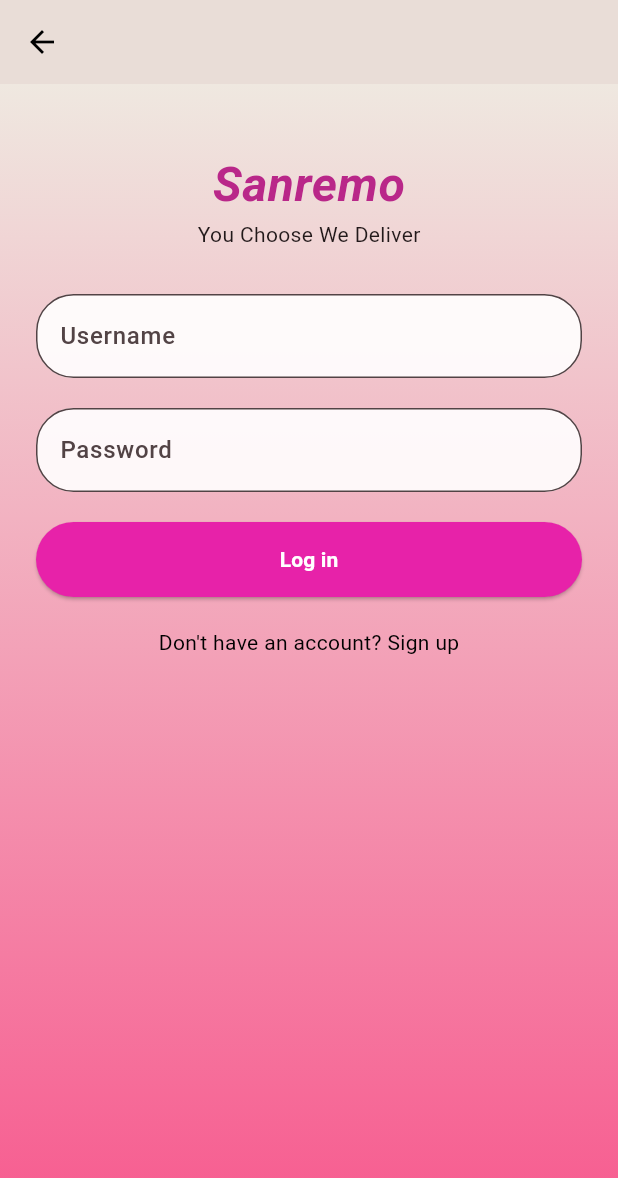
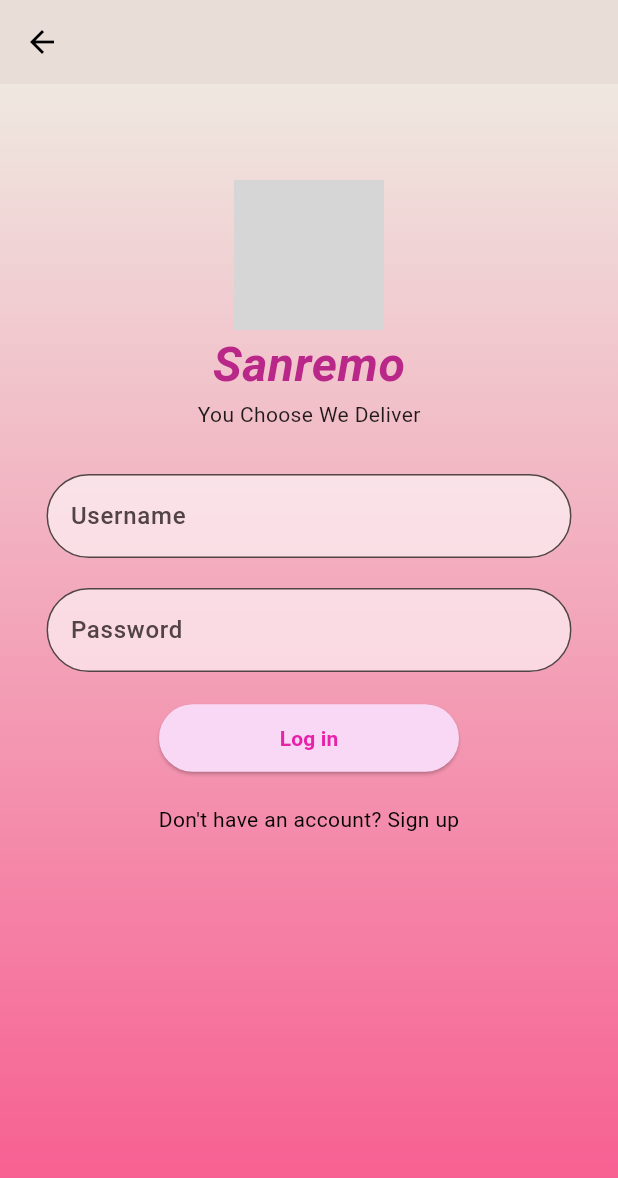
Before and after one commit to alishbah1589/food_delivery_app, a Flutter app: the screen it shows after launch, after a tap on "Log in", on a phone screen of 412 x 824 dp. Shown: the top 1178 px of the screen. Run offline on Flutter 3.47's test engine with Material 3 defaults, Android fonts, the phone set to English and light mode, and no system bars; network calls fail; grey boxes are pictures that could not be loaded.

Commit message:
Modified the UI

```diff
--- a/lib/components.dart
+++ b/lib/components.dart
@@ -14,10 +14,10 @@ Widget roundedInputField({
       labelText: label,
       labelStyle: const TextStyle(fontWeight: FontWeight.w500),
       border: OutlineInputBorder(
-        borderRadius: BorderRadius.circular(25),
+        borderRadius: BorderRadius.circular(30),
       ),
       filled: true,
-      fillColor: Colors.white.withOpacity(0.9),
+      fillColor: Colors.white.withOpacity(0.6),
     ),
   );
 }
@@ -29,15 +29,17 @@ Widget roundedButton({
   return ElevatedButton(
     onPressed: onPressed,
     style: ElevatedButton.styleFrom(
-      backgroundColor:Color.fromARGB(255, 231, 34, 169),
+      backgroundColor:Color.fromARGB(255, 249, 216, 245),
       shape: RoundedRectangleBorder(
         borderRadius: BorderRadius.circular(30),
       ),
-      minimumSize: const Size.fromHeight(50),
+      minimumSize: const Size.fromHeight(45),
     ),
     child: Text(
       text,
-      style: const TextStyle(color: Colors.white,fontWeight: FontWeight.bold),
+      style: const TextStyle(color:Color.fromARGB(255, 231, 34, 169) ,fontWeight: FontWeight.bold),
     ),
   );
 }
+ //This screen contains the Buttons colors, so if you have addedd anny buttons in your screen, so to pursue
+ //the theme, make buttons by importing this file
--- a/lib/login_screen.dart
+++ b/lib/login_screen.dart
@@ -18,9 +18,9 @@ class _LoginScreenState extends State<LoginScreen> {
   Widget build(BuildContext context) {
     return Scaffold(
       appBar: AppBar(
-    backgroundColor:Color.fromARGB(255, 239, 232, 224),
+        backgroundColor: const Color.fromARGB(255, 239, 232, 224),
         elevation: 2,
-    leading: BackButton(color: Colors.black),
+        leading: const BackButton(color: Colors.black),
       ),
       body: GradientBackground(
         child: SafeArea(
@@ -28,9 +28,18 @@ class _LoginScreenState extends State<LoginScreen> {
             padding: const EdgeInsets.all(24),
             child: Form(
               key: _formKey,
+              child: Center(
+                child: ConstrainedBox(
+                  constraints: const BoxConstraints(maxWidth: 350),
                   child: Column(
                     children: [
                       const SizedBox(height: 20),
+                      const SizedBox(height: 20),
+                      const CircleAvatar(
+                        radius: 50,
+                        backgroundImage: NetworkImage('https://media.istockphoto.com/id/1456230856/photo/cute-panda-riding-a-motorcycle-panda-delivery-3d-rendering.webp?a=1&b=1&s=612x612&w=0&k=20&c=POuuF_9bxzsM0kED00WWgwGzK-6HnzOxbZCR0me9Rpg='),
+                        backgroundColor: Colors.transparent,
+                      ),
                       const Text(
                         'Sanremo',
                         style: TextStyle(
@@ -57,17 +66,20 @@ class _LoginScreenState extends State<LoginScreen> {
                             value!.isEmpty ? 'Please enter password' : null,
                       ),
                       const SizedBox(height: 20),
-                  roundedButton(
+                      SizedBox(
+                        width: 200,
+                        child: roundedButton(
                           text: 'Log in',
                           onPressed: () {
                             if (_formKey.currentState!.validate()) {
-                        // Login logic will be implemented here
+                              // Login logic goes here
 
 
 
 
                             }
                           },
+                        ),
                       ),
                       const SizedBox(height: 20),
                       GestureDetector(
@@ -79,9 +91,14 @@ class _LoginScreenState extends State<LoginScreen> {
                             ),
                           );
                         },
-                    child: const Text("Don't have an account? Sign up", style: TextStyle(color: Colors.black)),
+                        child: const Text(
+                          "Don't have an account? Sign up",
+                          style: TextStyle(color: Colors.black),
+                        ),
                       ),
                     ],
+                  ),
+                ),
               ),
             ),
           ),
@@ -100,12 +117,15 @@ class GradientBackground extends StatelessWidget {
     return Container(
       decoration: const BoxDecoration(
         gradient: LinearGradient(
-          colors: [Color.fromARGB(255, 239, 232, 224),Color.fromARGB(255, 247, 89, 142) ],
+          colors: [
+            Color.fromARGB(255, 239, 232, 224),
+            Color.fromARGB(255, 247, 89, 142),
+          ],
           begin: Alignment.topCenter,
           end: Alignment.bottomCenter,
         ),
       ),
-      child: SafeArea(child: SizedBox.expand(child: child,)),
+      child: SafeArea(child: SizedBox.expand(child: child)),
     );
   }
 }
--- a/lib/welcome_screen.dart
+++ b/lib/welcome_screen.dart
@@ -16,7 +16,7 @@ class WelcomeScreen extends StatelessWidget {
             children: [
               const CircleAvatar(
                 radius: 125,
-                backgroundImage: NetworkImage('https://media.istockphoto.com/id/1456230200/photo/cute-panda-riding-scooter-panda-delivery-3d-rendering.jpg?s=612x612&w=0&k=20&c=EVPcHn-Mmdmox6Qa9ijFefKM_nHXol0d-MZukV2fb0k='),
+                backgroundImage: NetworkImage('https://media.istockphoto.com/id/1456230856/photo/cute-panda-riding-a-motorcycle-panda-delivery-3d-rendering.webp?a=1&b=1&s=612x612&w=0&k=20&c=POuuF_9bxzsM0kED00WWgwGzK-6HnzOxbZCR0me9Rpg='),
                 backgroundColor: Colors.white,
               ),
               const SizedBox(height: 30),
```
Also changed, not shown: lib/sign_up_screen.dart (+30 -8 lines). Lines whose indentation alone changed are shown as unchanged.
